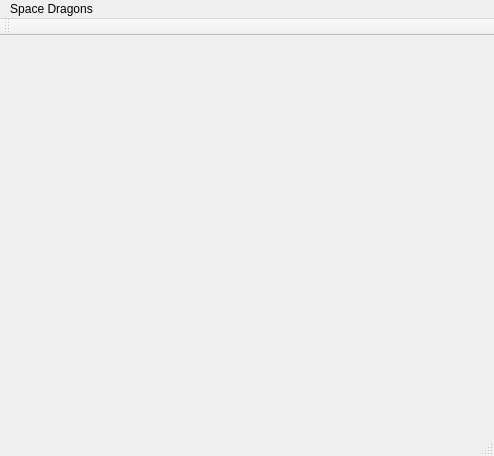
The window that mainwindow.ui (emmakbat/Space-Dragons) describes before a commit, drawn with Qt 5.
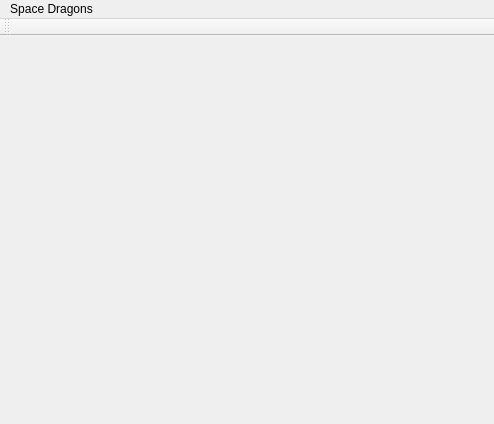
The same window after the commit.

The edit to the form file:
```diff
--- a/mainwindow.ui
+++ b/mainwindow.ui
@@ -7,7 +7,7 @@
     <x>0</x>
     <y>0</y>
     <width>494</width>
-    <height>456</height>
+    <height>424</height>
    </rect>
   </property>
   <property name="windowTitle">
@@ -66,7 +66,6 @@
     <bool>false</bool>
    </attribute>
   </widget>
-  <widget class="QStatusBar" name="statusBar"/>
  </widget>
  <layoutdefault spacing="6" margin="11"/>
  <resources/>
```
